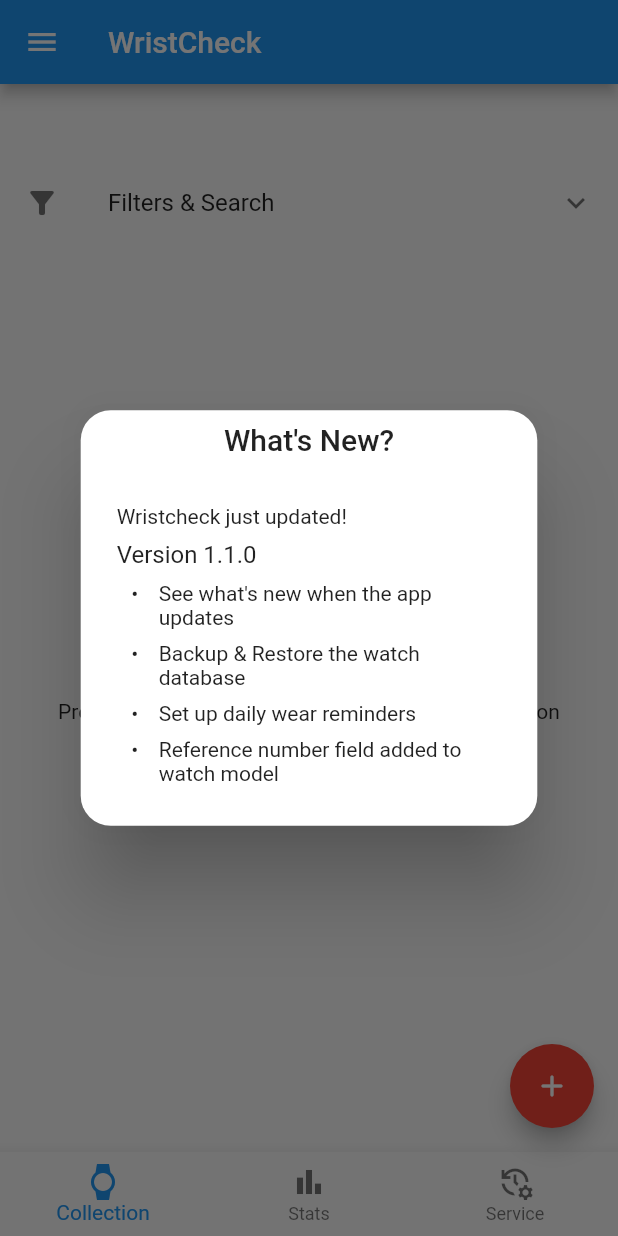
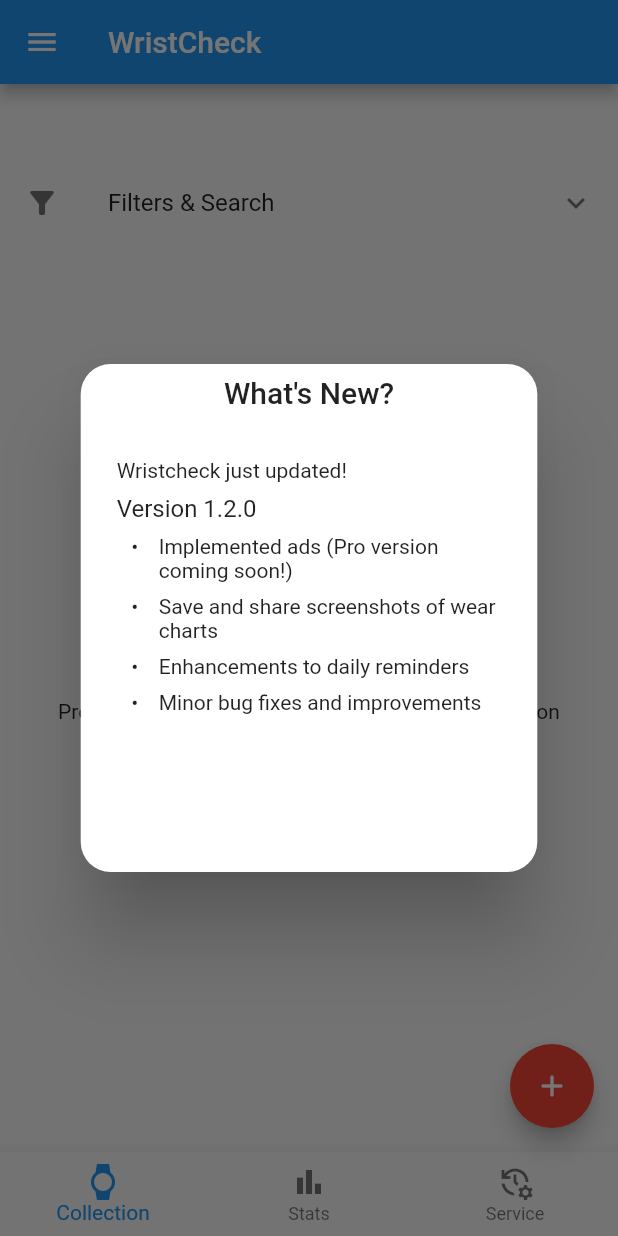
Before and after one commit to Stif-UK/WristCheck, a Flutter app: the screen it shows after launch, on a phone screen of 412 x 824 dp. Run offline on Flutter 3.47's test engine with Material 2 defaults, Android fonts, the phone set to English and light mode, and no system bars; drawn by our look-alikes of google_mobile_ads; our stand-ins replace file_picker, flutter_local_notifications, flutter_markdown, get, hive, hive_flutter and 9 more; accounts and stored records are empty; network calls fail.

Commit message:
version bump and updating whats new

```diff
--- a/lib/copy/dialogs.dart
+++ b/lib/copy/dialogs.dart
@@ -179,7 +179,7 @@ class WristCheckDialogs {
       title: "What's New?",
       content: SizedBox(
           width: (MediaQuery.of(context).size.width)*0.7,
-          height:(MediaQuery.of(context).size.width)*0.5,
+          height:(MediaQuery.of(context).size.width)*0.65,
           child: Markdown(data: WhatsNewCopy.getLatestVersionCopy(),))
     );
   }
--- a/lib/copy/whats_new_copy.dart
+++ b/lib/copy/whats_new_copy.dart
@@ -5,13 +5,12 @@ class WhatsNewCopy{
 
   static String getLatestVersionCopy(){
     return "Wristcheck just updated!\n"
-        "### Version 1.1.0 \n"
+        "### Version 1.2.0 \n"
         "\n"
 
-        "* See what's new when the app updates\n"
-        "* Backup & Restore the watch database\n"
-        "* Set up daily wear reminders\n"
-        "* Reference number field added to watch model\n"
+        "* Implemented ads (Pro version coming soon!)\n"
+        "* Save and share screenshots of wear charts\n"
+        "* Enhancements to daily reminders\n"
         "* Minor bug fixes and improvements";
   }
 
@@ -24,6 +23,14 @@ class WhatsNewCopy{
         child: const Markdown(
           physics: ClampingScrollPhysics(),
             data:
+            "### Version 1.2.0 \n"
+                "\n"
+
+                "* Implemented ads (Pro version coming soon!)\n"
+                "* Save and share screenshots of wear charts\n"
+                "* Enhancements to daily reminders\n"
+                "* Minor bug fixes and improvements\n\n"
+
             "### Version 1.1.0 \n"
                 "\n"
 
@@ -32,7 +39,7 @@ class WhatsNewCopy{
                 "* Set up daily wear reminders\n"
                 "* Reference number field added to watch model\n"
                 "* Minor bug fixes and improvements"
-                "\n"
+                "\n\n"
 
         "### Version 1.0.0 \n"
             "\n"
--- a/pubspec.yaml
+++ b/pubspec.yaml
@@ -15,7 +15,7 @@ publish_to: 'none' # Remove this line if you wish to publish to pub.dev
 # In iOS, build-name is used as CFBundleShortVersionString while build-number used as CFBundleVersion.
 # Read more about iOS versioning at
 # https://developer.apple.com/library/archive/documentation/General/Reference/InfoPlistKeyReference/Articles/CoreFoundationKeys.html
-version: 1.1.0+2
+version: 1.2.0+3
 
 environment:
   sdk: ">=2.15.1 <3.0.0"
```
